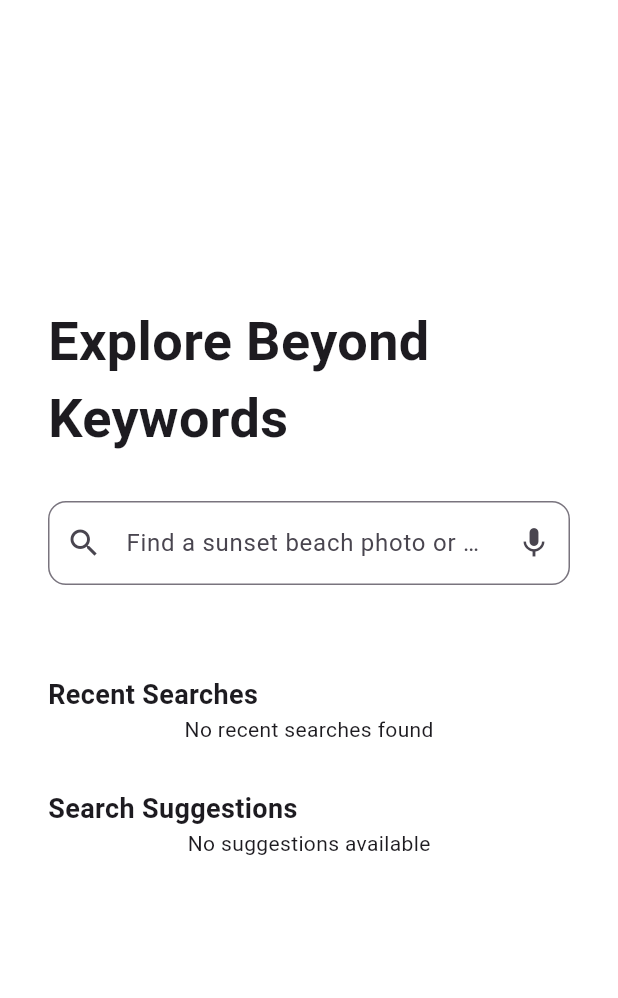
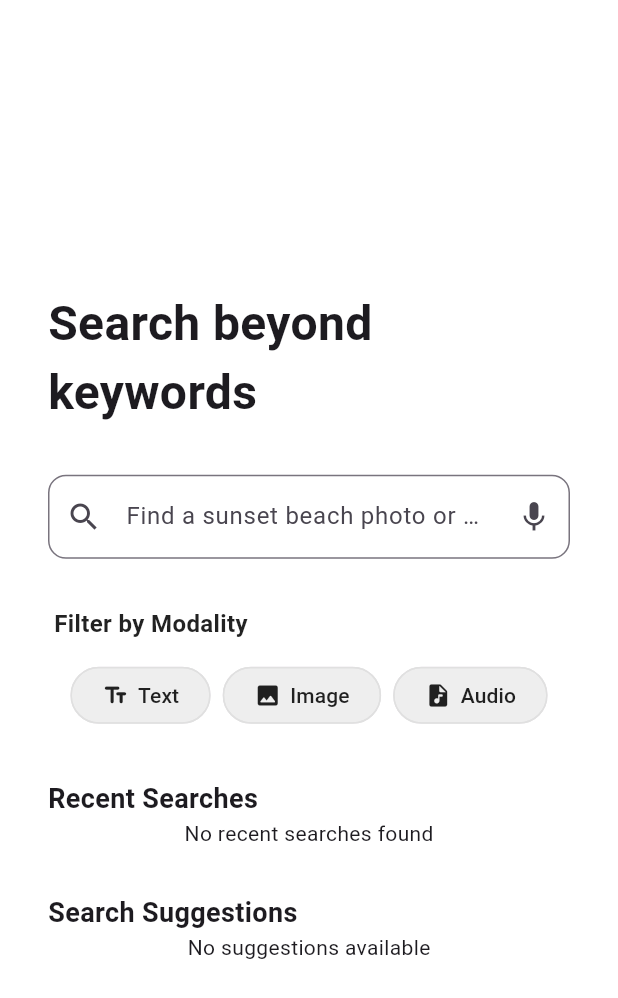
Before and after one commit to smse-org/SMSE-App, a Flutter app: the WebHomePage screen opened directly, on a phone screen of 412 x 824 dp. Shown: the top 998 px of the screen. Run offline on Flutter 3.47's test engine with Material 3 defaults, Android fonts, the light colour scheme and no system bars; our stand-ins replace bloc, dartz, device_info_plus, dio, equatable, file_picker and 14 more; missing offline and left inert: fancy_bottom_navigation_plus, pushable_button, random_avatar; accounts and stored records are empty; network calls fail.

Commit message:
edit search by modalites

```diff
--- a/lib/core/presentation/app.dart
+++ b/lib/core/presentation/app.dart
@@ -1,3 +1,4 @@
+import 'package:dio/dio.dart';
 import 'package:flutter/material.dart';
 import 'package:flutter_bloc/flutter_bloc.dart';
 import 'package:smse/core/network/api/api_service.dart';
@@ -15,7 +16,7 @@ class App extends StatelessWidget {
       providers: [
         BlocProvider(
           create: (context) => ThemeCubit(
-            PreferencesRepositoryImpl(ApiService()),
+            PreferencesRepositoryImpl(ApiService(Dio())),
           ),
         ),
       ],
--- a/lib/features/home/presentation/screen/home_page_content.dart
+++ b/lib/features/home/presentation/screen/home_page_content.dart
@@ -45,9 +45,123 @@ class HomePageContent extends StatelessWidget {
   }
 }
 
+class ModalitySelector extends StatelessWidget {
+  const ModalitySelector({super.key});
 
+  @override
+  Widget build(BuildContext context) {
+    return Column(
+      crossAxisAlignment: CrossAxisAlignment.start,
+      children: [
+        Padding(
+          padding: const EdgeInsets.only(left: 4.0),
+          child: Text(
+            'Filter by Modality',
+            style: TextStyle(
+              fontSize: 16,
+              fontWeight: FontWeight.w600,
+              color: Theme.of(context).brightness == Brightness.light
+                ? Colors.black87
+                : Colors.white70,
+            ),
+          ),
+        ),
+        const SizedBox(height: 12),
+        Align(
+          alignment: Alignment.center,
+          child: Wrap(
+            alignment: WrapAlignment.center,
+            spacing: 8,
+            runSpacing: 8,
+            children: const [
+              _ModalityChip(
+                label: 'Text',
+                value: 'text',
+                icon: Icons.text_fields_rounded,
+              ),
+              _ModalityChip(
+                label: 'Image',
+                value: 'image',
+                icon: Icons.image_rounded,
+              ),
+              _ModalityChip(
+                label: 'Audio',
+                value: 'audio',
+                icon: Icons.audio_file_rounded,
+              ),
+            ],
+          ),
+        ),
+      ],
+    );
+  }
+}
 
+class _ModalityChip extends StatelessWidget {
+  final String label;
+  final String value;
+  final IconData icon;
 
+  const _ModalityChip({
+    required this.label,
+    required this.value,
+    required this.icon,
+  });
+
+  @override
+  Widget build(BuildContext context) {
+    return BlocBuilder<SearchCubit, SearchState>(
+      builder: (context, state) {
+        final isSelected = context.read<SearchCubit>().selectedModalities.contains(value);
+        final isDark = Theme.of(context).brightness == Brightness.dark;
+
+        return FilterChip(
+          label: Row(
+            mainAxisSize: MainAxisSize.min,
+            children: [
+              Icon(
+                icon,
+                size: 18,
+                color: isSelected
+                  ? (isDark ? Colors.white : Colors.white)
+                  : (isDark ? Colors.white70 : Colors.black87),
+              ),
+              const SizedBox(width: 6),
+              Text(
+                label,
+                style: TextStyle(
+                  fontSize: 14,
+                  fontWeight: isSelected ? FontWeight.w600 : FontWeight.w500,
+                  color: isSelected
+                    ? (isDark ? Colors.white : Colors.white)
+                    : (isDark ? Colors.white70 : Colors.black87),
+                ),
+              ),
+            ],
+          ),
+          selected: isSelected,
+          onSelected: (selected) {
+            context.read<SearchCubit>().toggleModality(value);
+          },
+          backgroundColor: isDark ? Colors.grey[800] : Colors.grey[200],
+          selectedColor: Theme.of(context).primaryColor,
+          checkmarkColor: isDark ? Colors.white : Colors.white,
+          padding: const EdgeInsets.symmetric(horizontal: 12, vertical: 8),
+          shape: RoundedRectangleBorder(
+            borderRadius: BorderRadius.circular(20),
+            side: BorderSide(
+              color: isSelected
+                ? Theme.of(context).primaryColor
+                : (isDark ? Colors.grey[700]! : Colors.grey[300]!),
+              width: 1,
+            ),
+          ),
+          elevation: 0,
+        );
+      },
+    );
+  }
+}
 
 class SectionHeader extends StatelessWidget {
   final String title;
--- a/lib/features/home/presentation/widgets/mobile_home.dart
+++ b/lib/features/home/presentation/widgets/mobile_home.dart
@@ -34,13 +34,13 @@ class MobileHomePage extends StatelessWidget {
               },
             ),
             const SizedBox(height: 20),
-           // const CategoryIcons(),
+            const ModalitySelector(),
             const SizedBox(height: 20),
             const SectionHeader("Recent Searches"),
             BlocBuilder<SearchCubit, SearchState>(
               builder: (context, state) {
                 if (state is SearchLoading) {
-                  return  Center(child: SpinKitCubeGrid(color: context.watch<ThemeCubit>().state == ThemeMode.light ? Colors.black : Colors.white,));
+                  return Center(child: SpinKitCubeGrid(color: context.watch<ThemeCubit>().state == ThemeMode.light ? Colors.black : Colors.white,));
                 } else if (state is QueriesSuccess) {
                   return RecentSearches(
                     results: state.searchQuery,
--- a/lib/features/home/presentation/widgets/web_home.dart
+++ b/lib/features/home/presentation/widgets/web_home.dart
@@ -18,35 +18,37 @@ class WebHomePage extends StatelessWidget {
     return Scaffold(
       body: Center(
         child: ConstrainedBox(
-
-          constraints: const BoxConstraints(maxWidth: double.infinity),
+          constraints: const BoxConstraints(maxWidth: 1200),
           child: SingleChildScrollView(
-            padding: const EdgeInsets.symmetric(horizontal: 32.0, vertical: 24.0),
+            padding: const EdgeInsets.symmetric(horizontal: 32.0),
             child: Column(
               crossAxisAlignment: CrossAxisAlignment.start,
               children: [
+                const SizedBox(height: 60),
                 const Text(
-                  "Explore Beyond Keywords",
-                  style: TextStyle(
-                    fontSize: 36,
-                    fontWeight: FontWeight.bold,
-                  ),
+                  "Search beyond keywords",
+                  style: TextStyle(fontSize: 32, fontWeight: FontWeight.bold),
                 ),
-                const SizedBox(height: 30),
+                const SizedBox(height: 32),
                 SearchBarCustom(
                   controller: _searchController,
                   onSearch: (query) {
                     context.read<SearchCubit>().search(query);
                   },
                 ),
-                const SizedBox(height: 30),
-                //const CategoryIcons(),
-                const SizedBox(height: 30),
+                const SizedBox(height: 32),
+                const ModalitySelector(),
+                const SizedBox(height: 32),
                 const SectionHeader("Recent Searches"),
                 BlocBuilder<SearchCubit, SearchState>(
                   builder: (context, state) {
                     if (state is SearchLoading) {
-                      return const Center(child: SpinKitCubeGrid(color: Colors.black));
+                      return const Center(
+                        child: SpinKitCubeGrid(
+                          color: Colors.black,
+                          size: 50.0,
+                        ),
+                      );
                     } else if (state is QueriesSuccess) {
                       return RecentSearches(
                         results: state.searchQuery,
--- a/lib/features/mainPage/widget/search_animation_page.dart
+++ b/lib/features/mainPage/widget/search_animation_page.dart
@@ -29,7 +29,7 @@ class SearchAnimationPageState extends State<SearchAnimationPage> {
     FilePickerResult? result = await FilePicker.platform.pickFiles(
       allowMultiple: true,
       type: FileType.custom,
-      allowedExtensions: ['pdf', 'jpg', 'png'],
+      allowedExtensions: ['jpeg', 'jpg', 'wav' , "txt"],
     );
 
     if (result != null) {
```
Also changed, not shown: lib/features/search/data/model/search_results.dart (+22 -0 lines), lib/features/search/data/repositories/search_repo.dart (+6 -2 lines), lib/features/search/data/repositories/search_repo_imp.dart (+16 -2 lines), lib/features/search/presentation/controller/search_cubit.dart (+61 -10 lines).
